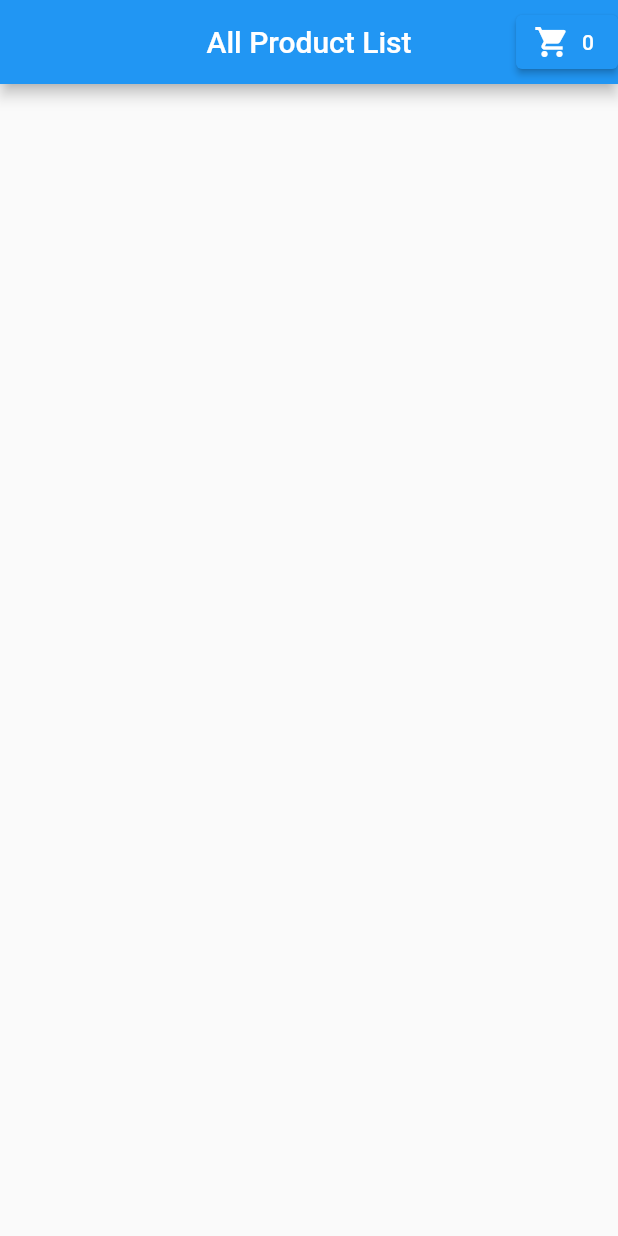
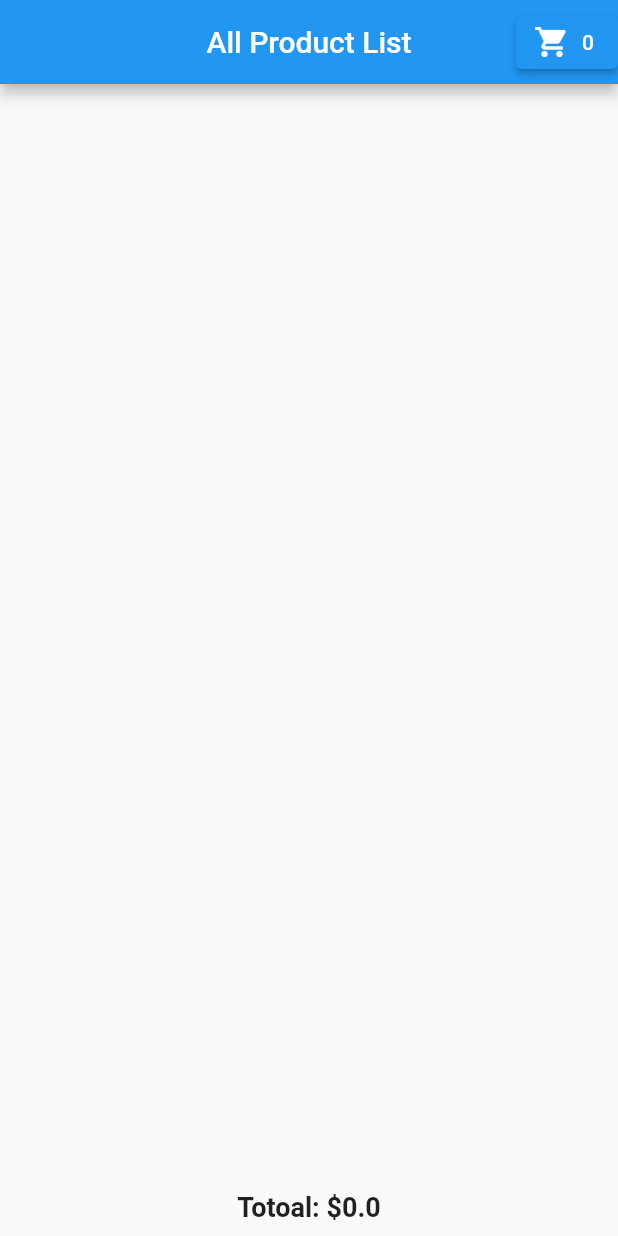
Before and after one commit to seen2/next_flutter, a Flutter app: the first screen one second after launch, on a phone screen of 412 x 824 dp. Run offline on Flutter 3.47's test engine with Material 2 defaults, Android fonts, the light colour scheme and no system bars; our stand-ins replace get.

Commit message:
GetX reactive state management

```diff
--- a/lib/controller/product_controller.dart
+++ b/lib/controller/product_controller.dart
@@ -3,12 +3,21 @@ import 'package:next_flutter/model/product_model.dart';
 
 class ProductController extends GetxController {
   List<Product> productData = [];
+  List<Product> cartItems= List<Product>.empty().obs;
 
   @override
   void onInit() {
     super.onInit();
     fetchProductData();
   }
+
+  addProductToCart(Product product){
+    cartItems.add(product);
+  }
+
+  int get numberOfCartItems => cartItems.length;
+
+  double get totalPrice =>cartItems.fold<double>(0,(previousValue, element) => previousValue+element.price);
 
   fetchProductData() async {
     await Future.delayed(const Duration(seconds: 3));
--- a/lib/views/product_screen.dart
+++ b/lib/views/product_screen.dart
@@ -19,7 +19,10 @@ class ProductScreen extends StatelessWidget {
               ElevatedButton.icon(
                 onPressed: () {},
                 icon: const Icon(Icons.shopping_cart),
-                label: const Text("0"),
+                label: GetX<ProductController>(
+                  builder: (controller) =>
+                      Text(controller.numberOfCartItems.toString()),
+                ),
               )
             ],
           )
@@ -47,7 +50,7 @@ class ProductScreen extends StatelessWidget {
                               productController.productData[index].productName
                                   .toString(),
                               style: const TextStyle(
-                                  fontWeight: FontWeight.bold, fontSize: 25),
+                                  fontWeight: FontWeight.bold, fontSize: 21),
                             ),
                             ElevatedButton(
                                 onPressed: () {},
@@ -58,13 +61,15 @@ class ProductScreen extends StatelessWidget {
                           mainAxisAlignment: MainAxisAlignment.spaceBetween,
                           children: [
                             Text(
-                              productController.productData[index].price
-                                  .toString(),
+                              "\$${productController.productData[index].price}",
                               style: const TextStyle(
                                   fontWeight: FontWeight.bold, fontSize: 18),
                             ),
                             ElevatedButton(
-                                onPressed: () {},
+                                onPressed: () {
+                                  productController.addProductToCart(
+                                      controller.productData[index]);
+                                },
                                 child: const Text("Add to Cart"))
                           ],
                         )
@@ -75,6 +80,15 @@ class ProductScreen extends StatelessWidget {
                 itemCount: controller.productData.length,
               ),
             ),
+          ),
+          SizedBox(
+            height: 30,
+            child: GetX<ProductController>(
+                builder: (controller) => Text(
+                      "Totoal: \$${controller.totalPrice}",
+                      style: const TextStyle(
+                          fontWeight: FontWeight.bold, fontSize: 18),
+                    )),
           )
         ],
       ),
```
